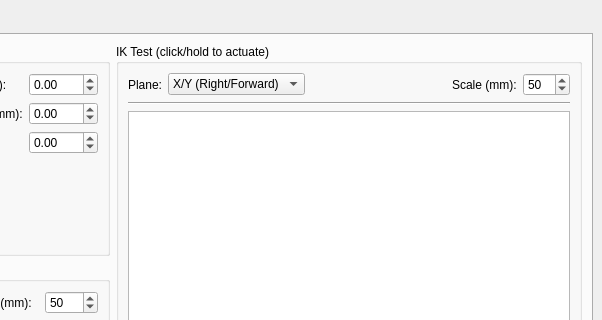
First picture: the form in mtool_main_window.ui, repository mjbots/mjmech, before the edit; both pictures show x 389 to 991 and y 0 to 320 of the 991 by 728 pixel window.
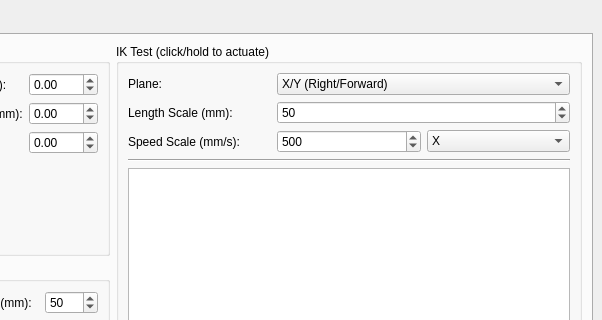
Second picture: the form after the edit. The open tabs and pages were chosen to show the change.

Commit message:
Continued work on the gait tab.
Support rendering the maximum IK speeds achievable in each dimension.

Diff of the .ui file:
```diff
--- a/mtool_main_window.ui
+++ b/mtool_main_window.ui
@@ -284,7 +284,7 @@
        <attribute name="title">
         <string>IK Configuration</string>
        </attribute>
-       <layout class="QHBoxLayout" name="horizontalLayout_4">
+       <layout class="QHBoxLayout" name="horizontalLayout_3">
         <item>
          <layout class="QVBoxLayout" name="verticalLayout_5">
           <item>
@@ -703,15 +703,15 @@
           </property>
           <layout class="QVBoxLayout" name="verticalLayout_4">
            <item>
-            <layout class="QHBoxLayout" name="horizontalLayout_3">
-             <item>
+            <layout class="QGridLayout" name="gridLayout_5">
+             <item row="0" column="0">
               <widget class="QLabel" name="planeLabel">
                <property name="text">
                 <string>Plane:</string>
                </property>
               </widget>
              </item>
-             <item>
+             <item row="0" column="1" colspan="2">
               <widget class="QComboBox" name="planeCombo">
                <item>
                 <property name="text">
@@ -730,28 +730,15 @@
                </item>
               </widget>
              </item>
-             <item>
-              <spacer name="horizontalSpacer">
-               <property name="orientation">
-                <enum>Qt::Horizontal</enum>
-               </property>
-               <property name="sizeHint" stdset="0">
-                <size>
-                 <width>18</width>
-                 <height>20</height>
-                </size>
-               </property>
-              </spacer>
-             </item>
-             <item>
+             <item row="1" column="0">
               <widget class="QLabel" name="scaleLabel">
                <property name="text">
-                <string>Scale (mm):</string>
+                <string>Length Scale (mm):</string>
                </property>
               </widget>
              </item>
-             <item>
-              <widget class="QDoubleSpinBox" name="scaleSpin">
+             <item row="1" column="1" colspan="2">
+              <widget class="QDoubleSpinBox" name="lengthScaleSpin">
                <property name="decimals">
                 <number>0</number>
                </property>
@@ -769,6 +756,53 @@
                </property>
               </widget>
              </item>
+             <item row="2" column="0">
+              <widget class="QLabel" name="speedScaleLabel">
+               <property name="text">
+                <string>Speed Scale (mm/s):</string>
+               </property>
+              </widget>
+             </item>
+             <item row="2" column="1">
+              <widget class="QSpinBox" name="speedScaleSpin">
+               <property name="minimum">
+                <number>10</number>
+               </property>
+               <property name="maximum">
+                <number>5000</number>
+               </property>
+               <property name="singleStep">
+                <number>20</number>
+               </property>
+               <property name="value">
+                <number>500</number>
+               </property>
+              </widget>
+             </item>
+             <item row="2" column="2">
+              <widget class="QComboBox" name="speedAxisCombo">
+               <item>
+                <property name="text">
+                 <string>X</string>
+                </property>
+               </item>
+               <item>
+                <property name="text">
+                 <string>Y</string>
+                </property>
+               </item>
+               <item>
+                <property name="text">
+                 <string>Z</string>
+                </property>
+               </item>
+               <item>
+                <property name="text">
+                 <string>Any</string>
+                </property>
+               </item>
+              </widget>
+             </item>
             </layout>
            </item>
            <item>
```
Left out of the diff: 36 changed lines with no effect on the pictures. The commit also changes 2 other files.
